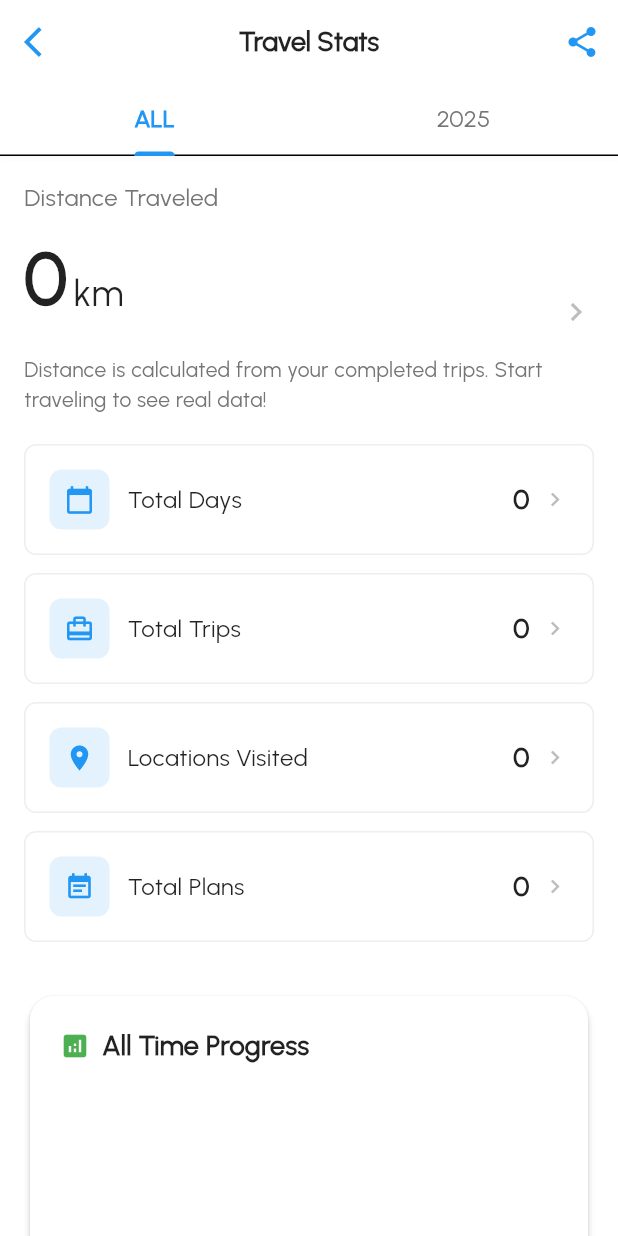
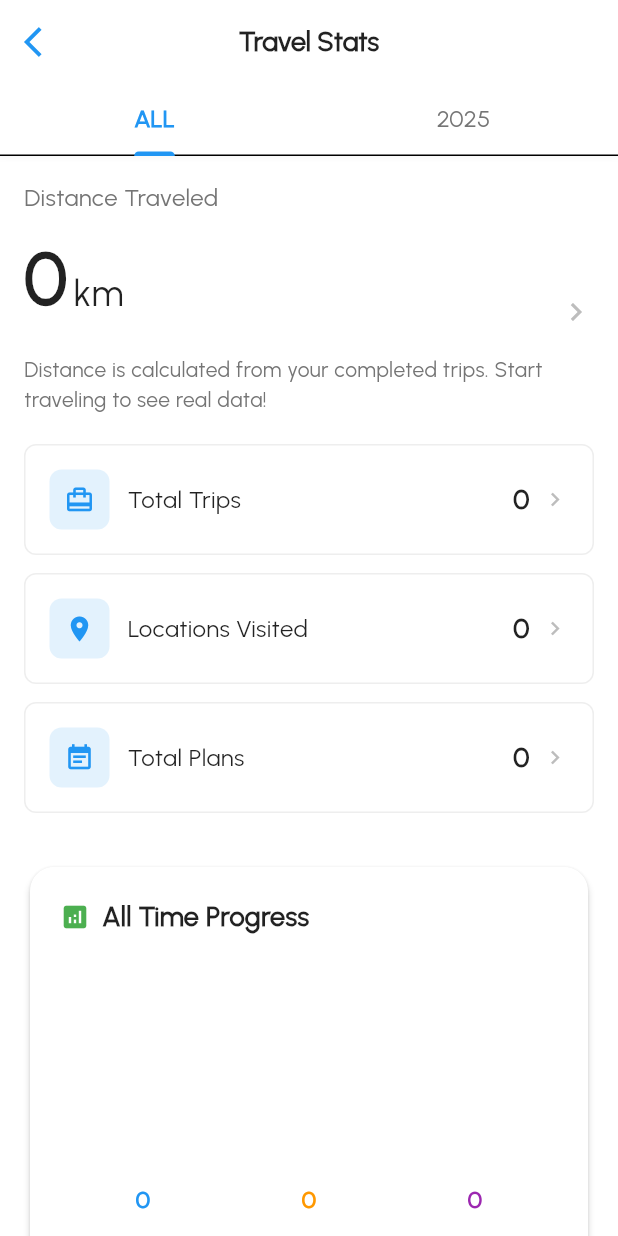
Before and after one commit to lephuckhang186/TravelerApplication, a Flutter app: the SettingsScreen screen opened directly, after a tap on "Travel Stats", on a phone screen of 412 x 824 dp. Run offline on Flutter 3.47's test engine with Material 3 defaults, Android fonts, the phone set to English and light mode, and no system bars; our stand-ins replace cloud_firestore, device_preview, dio, dropdown_button2, firebase_auth, firebase_core and 8 more; missing offline and left inert: animate_gradient, bcrypt, dart:html; accounts and stored records are empty; network calls fail.

Commit message:
update travelstats

```diff
--- a/lib/Login/services/firestore_statistics_service.dart
+++ b/lib/Login/services/firestore_statistics_service.dart
@@ -3,7 +3,7 @@ import 'package:cloud_firestore/cloud_firestore.dart';
 import '../../Login/services/auth_service.dart';
 import 'package:flutter/foundation.dart';
 
-/// Model cho thống kê người dùng real-time từ Firestore
+/// Model for real-time user travel statistics from Firestore
 class UserTravelStats {
   final int totalActivities;
   final int completedTrips;
@@ -103,7 +103,7 @@ class UserTravelStats {
   }
 }
 
-/// Service để lấy thống kê thời gian thực từ Firestore
+/// Service for getting real-time statistics from Firestore
 class FirestoreStatisticsService {
   static final FirestoreStatisticsService _instance = FirestoreStatisticsService._internal();
   factory FirestoreStatisticsService() => _instance;
@@ -116,7 +116,7 @@ class FirestoreStatisticsService {
   StreamSubscription<QuerySnapshot>? _tripsSubscription;
   StreamSubscription<QuerySnapshot>? _expensesSubscription;
 
-  /// Lấy stream thống kê thời gian thực
+  /// Get real-time statistics stream
   Stream<UserTravelStats> getUserStatisticsStream() {
     final currentUser = _authService.currentUser;
     if (currentUser == null) {
@@ -131,13 +131,16 @@ class FirestoreStatisticsService {
     return _statsController!.stream;
   }
 
-  /// Lắng nghe thay đổi của trips và expenses
+  /// Listen to trips and expenses changes
   void _listenToTripsAndExpenses(String userId) {
     UserTravelStats currentStats = UserTravelStats.empty();
     bool tripsLoaded = false;
     bool expensesLoaded = false;
 
-    // Listen to trips changes
+    // Emit empty stats immediately to show UI quickly
+    _statsController?.add(currentStats);
+
+    // Listen to trips changes - filter for private trips in processing
     _tripsSubscription = _firestore
         .collection('users')
         .doc(userId)
@@ -162,9 +165,12 @@ class FirestoreStatisticsService {
       );
 
       tripsLoaded = true;
-      if (expensesLoaded) {
+      // Emit stats immediately when trips are loaded, don't wait for expenses
       _statsController?.add(currentStats);
-      }
+    }, onError: (error) {
+      debugPrint('Error loading trips: $error');
+      tripsLoaded = true;
+      _statsController?.add(currentStats);
     });
 
     // Listen to expenses changes
@@ -175,26 +181,35 @@ class FirestoreStatisticsService {
         .snapshots()
         .listen((expensesSnapshot) {
       final expensesStats = _calculateExpensesStatistics(expensesSnapshot);
+
+      // Calculate average expense per trip if we have completed trips
+      final completedTrips = currentStats.completedTrips > 0 ? currentStats.completedTrips : 1;
+      final averageExpensePerTrip = expensesStats['totalExpenses'] / completedTrips;
+
       currentStats = currentStats.copyWith(
         totalExpenses: expensesStats['totalExpenses'],
         monthlyExpenses: expensesStats['monthlyExpenses'],
-        averageExpensePerTrip: expensesStats['averageExpensePerTrip'],
+        averageExpensePerTrip: averageExpensePerTrip,
       );
 
       expensesLoaded = true;
-      if (tripsLoaded) {
+      // Always emit updated stats when expenses are loaded
       _statsController?.add(currentStats);
-      }
+    }, onError: (error) {
+      debugPrint('Error loading expenses: $error');
+      expensesLoaded = true;
+      // Continue without expenses data
+      _statsController?.add(currentStats);
     });
   }
 
-  /// Tính toán thống kê từ trips
+  /// Calculate statistics from trips
   Map<String, dynamic> _calculateTripsStatistics(QuerySnapshot snapshot) {
     int totalActivities = 0;
     int completedTrips = 0;
     int ongoingTrips = 0;
     int upcomingTrips = 0;
-    int totalPlans = snapshot.docs.length;
+    int totalPlans = 0; // Will count only private plans
     int checkedInLocations = 0;
     int totalDays = 0;
     double totalDistance = 0.0;
@@ -212,6 +227,15 @@ class FirestoreStatisticsService {
 
     for (final doc in snapshot.docs) {
       final data = doc.data() as Map<String, dynamic>;
+
+      // Only count private trips (trips with no collaborators)
+      final collaborators = data['collaborators'] as List<dynamic>? ?? [];
+      if (collaborators.isNotEmpty) {
+        continue; // Skip shared/collaborative trips
+      }
+
+      // Count this as a private plan
+      totalPlans++;
 
       // Parse dates
       final startDate = _parseDate(data['startDate']);
@@ -237,50 +261,57 @@ class FirestoreStatisticsService {
         totalPlans2025++;
       }
 
-      // Count check-ins (locations visited where user actually went)
+      // Count check-ins (locations visited where user actually went) and analyze trip completion
+      List<Map<String, dynamic>> locationBasedActivities = [];
+      int checkedInActivitiesInTrip = 0;
+
       for (final activity in activities) {
-        if (activity is Map) {
+        if (activity is Map<String, dynamic>) {
+          final activityType = activity['activityType'] ?? activity['activity_type'] ?? '';
+          final isLocationBased = _isLocationBasedActivity(activityType);
+
+          if (isLocationBased) {
+            locationBasedActivities.add(activity);
+
             // Check if activity is checked-in OR completed
             final isCheckedIn = activity['checkIn'] == true || activity['check_in'] == true;
             final isCompleted = activity['status'] == 'completed';
 
-          // Filter by location-based activity types
-          final activityType = activity['activityType'] ?? activity['activity_type'] ?? '';
-          final isLocationBased = _isLocationBasedActivity(activityType);
-
-          if ((isCheckedIn || isCompleted) && isLocationBased) {
+            if (isCheckedIn || isCompleted) {
               checkedInLocations++;
+              checkedInActivitiesInTrip++;
               if (isIn2025) {
                 checkedInLocations2025++;
               }
             }
           }
         }
+      }
 
-      // Categorize trips by date and calculate total days
+      // Check if trip is completed based on check-ins
+      // A trip is completed only when ALL location-based activities are checked-in
+      bool isTripCompleted = locationBasedActivities.isNotEmpty &&
+                           checkedInActivitiesInTrip == locationBasedActivities.length;
+
+      // Categorize trips by completion status (not by date)
       if (startDate != null && endDate != null) {
         // Calculate trip duration in days
         final duration = endDate.difference(startDate).inDays + 1;
 
-        if (endDate.isBefore(now)) {
-          // Trip is completed
+        if (isTripCompleted) {
+          // Trip is completed (all locations checked in)
           completedTrips++;
-          totalDays += duration; // Only count days for completed trips
           if (isIn2025) {
             completedTrips2025++;
-            totalDays2025 += duration;
           }
         } else if (startDate.isAfter(now)) {
           upcomingTrips++;
+        } else if (endDate.isBefore(now)) {
+          // Trip date passed but not all activities checked in - still counts as incomplete
+          // Don't count as completed trip
         } else {
           // Trip is ongoing
           ongoingTrips++;
-          // For ongoing trips, count days from start to now
-          final daysElapsed = now.difference(startDate).inDays + 1;
-          totalDays += daysElapsed;
-          if (isIn2025) {
-            totalDays2025 += daysElapsed;
-          }
         }
 
         // Estimate distance based on trip duration (example: 100km per day)
@@ -320,7 +351,7 @@ class FirestoreStatisticsService {
     return locationBasedTypes.contains(activityType);
   }
 
-  /// Tính toán thống kê từ expenses
+  /// Calculate statistics from expenses
   Map<String, dynamic> _calculateExpensesStatistics(QuerySnapshot snapshot) {
     double totalExpenses = 0.0;
     Map<String, double> monthlyExpenses = {};
@@ -349,7 +380,7 @@ class FirestoreStatisticsService {
     };
   }
 
-  /// Parse date từ nhiều format khác nhau
+  /// Parse date from various formats
   DateTime? _parseDate(dynamic date) {
     if (date == null) return null;
 
@@ -368,7 +399,7 @@ class FirestoreStatisticsService {
     return null;
   }
 
-  /// Lấy thống kê một lần (không real-time)
+  /// Get statistics once (not real-time)
   Future<UserTravelStats> getUserStatistics() async {
     final currentUser = _authService.currentUser;
     if (currentUser == null) {
@@ -376,7 +407,7 @@ class FirestoreStatisticsService {
     }
 
     try {
-      // Get trips
+      // Get trips - filter for private trips in processing
       final tripsSnapshot = await _firestore
           .collection('users')
           .doc(currentUser.uid)
--- a/lib/Setting/screens/settings_screen.dart
+++ b/lib/Setting/screens/settings_screen.dart
@@ -32,7 +32,7 @@ class _SettingsScreenState extends State<SettingsScreen>
     with AutomaticKeepAliveClientMixin {
   String _currentUsername = 'Loading...';
   String? _currentAvatarPath;
-  String _displayName = 'Đang tải...';
+  String _displayName = 'Loading...';
   bool _isVerified = true;
   bool _isLoading = true;
 
@@ -243,7 +243,7 @@ class _SettingsScreenState extends State<SettingsScreen>
                     const CircularProgressIndicator(),
                     const SizedBox(height: 16),
                     Text(
-                      'Đang tải thông tin...',
+                      'Loading information...',
                       style: TextStyle(
                         fontFamily: 'Urbanist-Regular',
                         fontSize: 14,
@@ -607,7 +607,7 @@ class _SettingsScreenState extends State<SettingsScreen>
         crossAxisAlignment: CrossAxisAlignment.start,
         children: [
           Text(
-            'Tiện ích',
+            'Utilities',
             style: TextStyle(
               fontFamily: 'Urbanist-Regular',
               fontSize: 16,
@@ -1066,7 +1066,7 @@ class _SettingsScreenState extends State<SettingsScreen>
           _buildMenuDivider(),
           _buildMenuListItem(
             Icons.info_outline,
-            'Thông tin chung',
+            'General Information',
             () => _onGeneralInfo(),
           ),
         ],
@@ -1132,7 +1132,7 @@ class _SettingsScreenState extends State<SettingsScreen>
           child: Container(
             padding: const EdgeInsets.symmetric(vertical: 16),
             child: Text(
-              'Đăng xuất',
+              'Logout',
               textAlign: TextAlign.center,
               style: TextStyle(
                 fontFamily: 'Urbanist-Regular',
@@ -1216,7 +1216,7 @@ class _SettingsScreenState extends State<SettingsScreen>
       builder: (context) => AlertDialog(
         shape: RoundedRectangleBorder(borderRadius: BorderRadius.circular(12)),
         title: Text(
-          'Đăng xuất',
+          'Logout',
           style: TextStyle(
             fontFamily: 'Urbanist-Regular',
             fontWeight: FontWeight.w600,
@@ -1279,7 +1279,7 @@ class _SettingsScreenState extends State<SettingsScreen>
               foregroundColor: Colors.white,
             ),
             child: Text(
-              'Đăng xuất',
+              'Logout',
               style: TextStyle(fontFamily: 'Urbanist-Regular'),
             ),
           ),
--- a/lib/Setting/screens/travel_stats_screen.dart
+++ b/lib/Setting/screens/travel_stats_screen.dart
@@ -18,6 +18,7 @@ class _TravelStatsScreenState extends State<TravelStatsScreen>
 
   UserTravelStats _stats = UserTravelStats.empty();
   bool _isLoading = true;
+  bool _hasData = false;
   StreamSubscription<UserTravelStats>? _statsSubscription;
 
   @override
@@ -34,6 +35,7 @@ class _TravelStatsScreenState extends State<TravelStatsScreen>
           setState(() {
             _stats = stats;
             _isLoading = false;
+            _hasData = true;
           });
         }
       },
@@ -42,10 +44,21 @@ class _TravelStatsScreenState extends State<TravelStatsScreen>
         if (mounted) {
           setState(() {
             _isLoading = false;
+            _hasData = false;
           });
         }
       },
     );
+
+    // Add timeout to prevent infinite loading
+    Timer(Duration(seconds: 10), () {
+      if (_isLoading && mounted) {
+        setState(() {
+          _isLoading = false;
+          _hasData = false;
+        });
+      }
+    });
   }
 
   @override
@@ -76,14 +89,6 @@ class _TravelStatsScreenState extends State<TravelStatsScreen>
           ),
         ),
         centerTitle: true,
-        actions: [
-          IconButton(
-            icon: const Icon(Icons.share, color: Colors.blue),
-            onPressed: () {
-              // Handle share functionality
-            },
-          ),
-        ],
       ),
       body: Column(
         children: [
@@ -136,8 +141,57 @@ class _TravelStatsScreenState extends State<TravelStatsScreen>
 
   Widget _buildAllStatsTab() {
     if (_isLoading) {
-      return const Center(
-        child: CircularProgressIndicator(),
+      return Center(
+        child: Column(
+          mainAxisAlignment: MainAxisAlignment.center,
+          children: [
+            CircularProgressIndicator(),
+            SizedBox(height: 16),
+            Text(
+              'Loading your travel stats...',
+              style: TextStyle(
+                fontFamily: 'Urbanist-Regular',
+                fontSize: 16,
+                color: Colors.grey[600],
+              ),
+            ),
+          ],
+        ),
+      );
+    }
+
+    if (!_hasData) {
+      return Center(
+        child: Column(
+          mainAxisAlignment: MainAxisAlignment.center,
+          children: [
+            Icon(
+              Icons.analytics_outlined,
+              size: 64,
+              color: Colors.grey[400],
+            ),
+            SizedBox(height: 16),
+            Text(
+              'No travel data yet',
+              style: TextStyle(
+                fontFamily: 'Urbanist-Regular',
+                fontSize: 18,
+                fontWeight: FontWeight.w600,
+                color: Colors.grey[600],
+              ),
+            ),
+            SizedBox(height: 8),
+            Text(
+              'Start planning your first trip to see statistics!',
+              style: TextStyle(
+                fontFamily: 'Urbanist-Regular',
+                fontSize: 14,
+                color: Colors.grey[500],
+              ),
+              textAlign: TextAlign.center,
+            ),
+          ],
+        ),
       );
     }
 
@@ -170,8 +224,57 @@ class _TravelStatsScreenState extends State<TravelStatsScreen>
 
   Widget _buildYearStatsTab() {
     if (_isLoading) {
-      return const Center(
-        child: CircularProgressIndicator(),
+      return Center(
+        child: Column(
+          mainAxisAlignment: MainAxisAlignment.center,
+          children: [
+            CircularProgressIndicator(),
+            SizedBox(height: 16),
+            Text(
+              'Loading your 2025 stats...',
+              style: TextStyle(
+                fontFamily: 'Urbanist-Regular',
+                fontSize: 16,
+                color: Colors.grey[600],
+              ),
+            ),
+          ],
+        ),
+      );
+    }
+
+    if (!_hasData) {
+      return Center(
+        child: Column(
+          mainAxisAlignment: MainAxisAlignment.center,
+          children: [
+            Icon(
+              Icons.calendar_today_outlined,
+              size: 64,
+              color: Colors.grey[400],
+            ),
+            SizedBox(height: 16),
+            Text(
+              'No 2025 travel data',
+              style: TextStyle(
+                fontFamily: 'Urbanist-Regular',
+                fontSize: 18,
+                fontWeight: FontWeight.w600,
+                color: Colors.grey[600],
+              ),
+            ),
+            SizedBox(height: 8),
+            Text(
+              'Plan your first 2025 trip to see yearly statistics!',
+              style: TextStyle(
+                fontFamily: 'Urbanist-Regular',
+                fontSize: 14,
+                color: Colors.grey[500],
+              ),
+              textAlign: TextAlign.center,
+            ),
+          ],
+        ),
       );
     }
 
@@ -276,11 +379,6 @@ class _TravelStatsScreenState extends State<TravelStatsScreen>
   Widget _buildStatsGrid({bool isYear2025 = false}) {
     final statsData = [
       {
-        'icon': Icons.calendar_today,
-        'title': 'Total Days',
-        'value': isYear2025 ? _stats.totalDays2025.toString() : _stats.totalDays.toString()
-      },
-      {
         'icon': Icons.card_travel,
         'title': 'Total Trips',
         'value': isYear2025 ? _stats.completedTrips2025.toString() : _stats.completedTrips.toString()
@@ -308,11 +406,6 @@ class _TravelStatsScreenState extends State<TravelStatsScreen>
 
   Widget _buildStatsList({bool isYear2025 = false}) {
     final statsData = [
-      {
-        'icon': Icons.calendar_today,
-        'title': 'Total Days',
-        'value': isYear2025 ? _stats.totalDays2025.toString() : _stats.totalDays.toString()
-      },
       {
         'icon': Icons.card_travel,
         'title': 'Total Trips',
@@ -576,28 +669,21 @@ class _TravelStatsScreenState extends State<TravelStatsScreen>
                   _buildChartColumn(
                     'Plans',
                     _stats.totalPlans,
-                    _getMaxValue([_stats.totalPlans, _stats.totalDays, _stats.checkedInLocations, _stats.completedTrips]),
+                    _getMaxValue([_stats.totalPlans, _stats.checkedInLocations, _stats.completedTrips]),
                     Icons.event_note,
                     Colors.blue,
                   ),
                   _buildChartColumn(
-                    'Days',
-                    _stats.totalDays,
-                    _getMaxValue([_stats.totalPlans, _stats.totalDays, _stats.checkedInLocations, _stats.completedTrips]),
-                    Icons.calendar_today,
-                    Colors.green,
-                  ),
-                  _buildChartColumn(
                     'Locations',
                     _stats.checkedInLocations,
-                    _getMaxValue([_stats.totalPlans, _stats.totalDays, _stats.checkedInLocations, _stats.completedTrips]),
+                    _getMaxValue([_stats.totalPlans, _stats.checkedInLocations, _stats.completedTrips]),
                     Icons.location_on,
                     Colors.orange,
                   ),
                   _buildChartColumn(
                     'Trips',
                     _stats.completedTrips,
-                    _getMaxValue([_stats.totalPlans, _stats.totalDays, _stats.checkedInLocations, _stats.completedTrips]),
+                    _getMaxValue([_stats.totalPlans, _stats.checkedInLocations, _stats.completedTrips]),
                     Icons.flight,
                     Colors.purple,
                   ),
@@ -675,28 +761,21 @@ class _TravelStatsScreenState extends State<TravelStatsScreen>
                   _buildChartColumn(
                     'Plans',
                     _stats.totalPlans2025,
-                    _getMaxValue([_stats.totalPlans2025, _stats.totalDays2025, _stats.checkedInLocations2025, _stats.completedTrips2025]),
+                    _getMaxValue([_stats.totalPlans2025, _stats.checkedInLocations2025, _stats.completedTrips2025]),
                     Icons.event_note,
                     Colors.blue,
                   ),
                   _buildChartColumn(
-                    'Days',
-                    _stats.totalDays2025,
-                    _getMaxValue([_stats.totalPlans2025, _stats.totalDays2025, _stats.checkedInLocations2025, _stats.completedTrips2025]),
-                    Icons.calendar_today,
-                    Colors.green,
-                  ),
-                  _buildChartColumn(
                     'Locations',
                     _stats.checkedInLocations2025,
-                    _getMaxValue([_stats.totalPlans2025, _stats.totalDays2025, _stats.checkedInLocations2025, _stats.completedTrips2025]),
+                    _getMaxValue([_stats.totalPlans2025, _stats.checkedInLocations2025, _stats.completedTrips2025]),
                     Icons.location_on,
                     Colors.orange,
                   ),
                   _buildChartColumn(
                     'Trips',
                     _stats.completedTrips2025,
-                    _getMaxValue([_stats.totalPlans2025, _stats.totalDays2025, _stats.checkedInLocations2025, _stats.completedTrips2025]),
+                    _getMaxValue([_stats.totalPlans2025, _stats.checkedInLocations2025, _stats.completedTrips2025]),
                     Icons.flight,
                     Colors.purple,
                   ),
```
Lines whose indentation alone changed are shown as unchanged.
